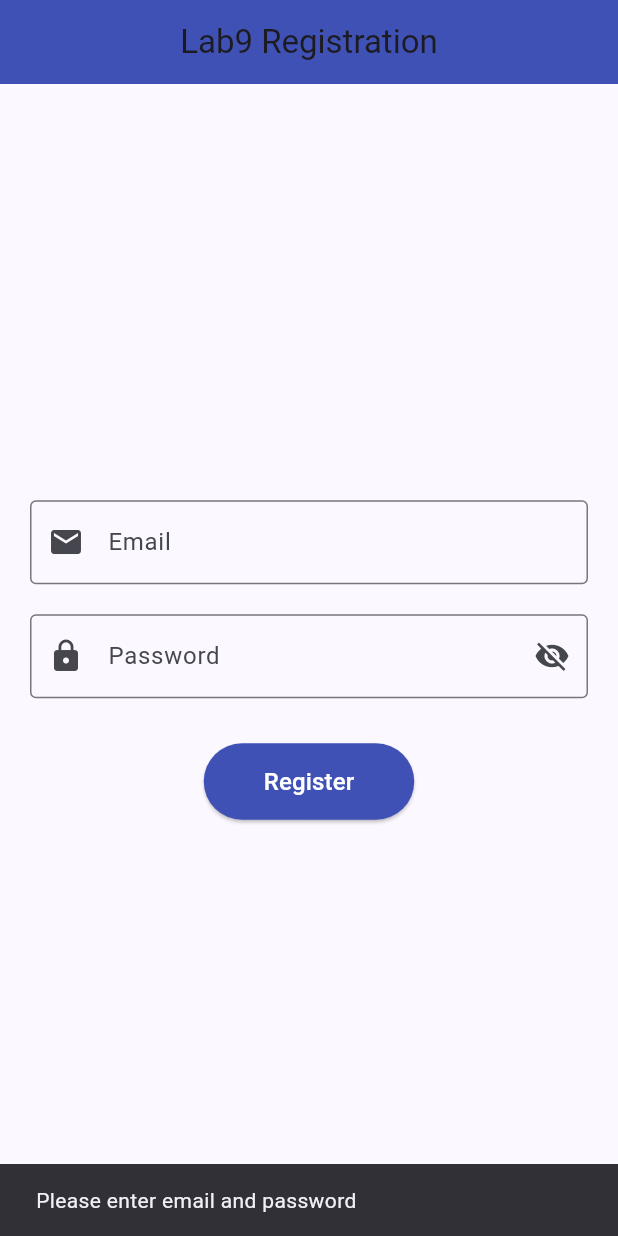
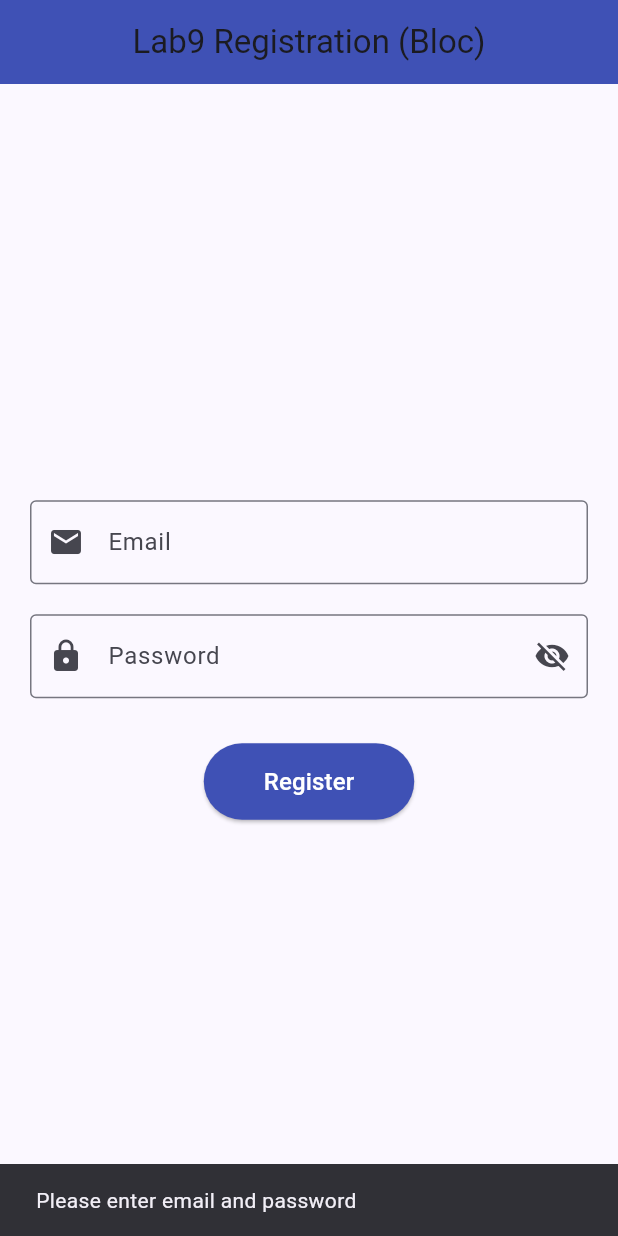
Before and after one commit to Liapp009/lab_9, a Flutter app: the screen it shows after launch, after a tap on "Register", on a phone screen of 412 x 824 dp. Run offline on Flutter 3.47's test engine with Material 3 defaults, Android fonts, the phone set to English and light mode, and no system bars; our stand-ins replace easy_localization, equatable, flutter_bloc.

Commit message:
Final Lab9 Bloc version - error free and working

```diff
--- a/lib/blocs/auth/auth_event.dart
+++ b/lib/blocs/auth/auth_event.dart
@@ -1,16 +1,18 @@
 import 'package:equatable/equatable.dart';
 
 abstract class AuthEvent extends Equatable {
+  const AuthEvent();
+
   @override
-  List<Object?> get props => [];
+  List<Object> get props => [];
 }
 
 class RegisterEvent extends AuthEvent {
   final String email;
   final String password;
 
-  RegisterEvent({required this.email, required this.password});
+  const RegisterEvent({required this.email, required this.password});
 
   @override
-  List<Object?> get props => [email, password];
+  List<Object> get props => [email, password];
 }
--- a/lib/blocs/auth/auth_state.dart
+++ b/lib/blocs/auth/auth_state.dart
@@ -1,8 +1,10 @@
 import 'package:equatable/equatable.dart';
 
 abstract class AuthState extends Equatable {
+  const AuthState();
+
   @override
-  List<Object?> get props => [];
+  List<Object> get props => [];
 }
 
 class AuthInitial extends AuthState {}
@@ -13,8 +15,9 @@ class AuthSuccess extends AuthState {}
 
 class AuthFailure extends AuthState {
   final String error;
-  AuthFailure(this.error);
+
+  const AuthFailure(this.error);
 
   @override
-  List<Object?> get props => [error];
+  List<Object> get props => [error];
 }
--- a/lib/home.dart
+++ b/lib/home.dart
@@ -1,5 +1,9 @@
 import 'package:flutter/material.dart';
+import 'package:flutter_bloc/flutter_bloc.dart';
 import 'package:lab_7/constants/app_colors.dart';
+import 'blocs/auth/auth_bloc.dart';
+import 'blocs/auth/auth_event.dart';
+import 'blocs/auth/auth_state.dart';
 
 class HomePage extends StatefulWidget {
   const HomePage({super.key});
@@ -9,70 +13,10 @@ class HomePage extends StatefulWidget {
 }
 
 class _HomePageState extends State<HomePage> {
-  final _emailCtrl = TextEditingController();
-  final _passwordCtrl = TextEditingController();
+  final TextEditingController _emailCtrl = TextEditingController();
+  final TextEditingController _passwordCtrl = TextEditingController();
+
   bool _hidePass = true;
-  bool _isRegistered = false;
-  bool _showHomeTabs = false;
-  int _selectedIndex = 0;
-
-  final List<Widget> _pages = [
-    const Center(
-      child: Text(
-        ' Welcome to Home Page!',
-        style: TextStyle(fontSize: 20, fontWeight: FontWeight.bold),
-      ),
-    ),
-    const Center(
-      child: Text(
-        'Search your favorite items here.',
-        style: TextStyle(fontSize: 18),
-      ),
-    ),
-    const Center(
-      child: Text(
-        'Settings Page\n\nYou can change your preferences here.',
-        textAlign: TextAlign.center,
-        style: TextStyle(fontSize: 18),
-      ),
-    ),
-    const Center(
-      child: Text(
-        'Account Page\n\nView or edit your profile information.',
-        textAlign: TextAlign.center,
-        style: TextStyle(fontSize: 18),
-      ),
-    ),
-  ];
-
-  void _submitForm() {
-    final email = _emailCtrl.text.trim();
-    final password = _passwordCtrl.text.trim();
-
-    if (email.isEmpty || password.isEmpty) {
-      ScaffoldMessenger.of(context).showSnackBar(
-        const SnackBar(content: Text('Please enter email and password')),
-      );
-      return;
-    }
-
-    setState(() {
-      _isRegistered = true;
-    });
-  }
-
-  void _goToHomeTabs() {
-    setState(() {
-      _showHomeTabs = true;
-      _selectedIndex = 0;
-    });
-  }
-
-  void _onItemTapped(int index) {
-    setState(() {
-      _selectedIndex = index;
-    });
-  }
 
   @override
   void dispose() {
@@ -83,10 +27,70 @@ class _HomePageState extends State<HomePage> {
 
   @override
   Widget build(BuildContext context) {
-    if (!_isRegistered && !_showHomeTabs) {
+    return BlocProvider(
+      create: (_) => AuthBloc(),
+      child: BlocConsumer<AuthBloc, AuthState>(
+        listener: (context, state) {
+          if (state is AuthFailure) {
+            ScaffoldMessenger.of(context).showSnackBar(
+              SnackBar(content: Text(state.error)),
+            );
+          }
+        },
+        builder: (context, state) {
+          if (state is AuthLoading) {
+            return const Scaffold(
+              body: Center(
+                child: CircularProgressIndicator(),
+              ),
+            );
+          }
+
+          if (state is AuthSuccess) {
             return Scaffold(
               appBar: AppBar(
-          title: const Text('Lab9 Registration'),
+                title: const Text('Registration Successful! 🎉'),
+                centerTitle: true,
+                backgroundColor: Colors.green,
+              ),
+              body: Center(
+                child: Column(
+                  mainAxisAlignment: MainAxisAlignment.center,
+                  children: [
+                    const Text(
+                      'Registration Successful! 🎉',
+                      style: TextStyle(
+                        fontSize: 22,
+                        fontWeight: FontWeight.bold,
+                      ),
+                    ),
+                    const SizedBox(height: 25),
+                    ElevatedButton.icon(
+                      icon: const Icon(Icons.home),
+                      label: const Text('Go to Home'),
+                      style: ElevatedButton.styleFrom(
+                        backgroundColor: Colors.green,
+                        padding: const EdgeInsets.symmetric(
+                            horizontal: 30, vertical: 14),
+                      ),
+                      onPressed: () {
+                        Navigator.pushReplacement(
+                          context,
+                          MaterialPageRoute(
+                            builder: (_) => const HomeTabs(),
+                          ),
+                        );
+                      },
+                    ),
+                  ],
+                ),
+              ),
+            );
+          }
+
+          return Scaffold(
+            appBar: AppBar(
+              title: const Text('Lab9 Registration (Bloc)'),
               centerTitle: true,
               backgroundColor: AppColors.primary,
             ),
@@ -132,7 +136,25 @@ class _HomePageState extends State<HomePage> {
                         vertical: 14,
                       ),
                     ),
-                onPressed: _submitForm,
+                    onPressed: () {
+                      final email = _emailCtrl.text.trim();
+                      final password = _passwordCtrl.text.trim();
+
+                      if (email.isEmpty || password.isEmpty) {
+                        ScaffoldMessenger.of(context).showSnackBar(
+                          const SnackBar(
+                              content: Text('Please enter email and password')),
+                        );
+                        return;
+                      }
+
+                      context.read<AuthBloc>().add(
+                            RegisterEvent(
+                              email: email,
+                              password: password,
+                            ),
+                          );
+                    },
                     child: const Text(
                       'Register',
                       style: TextStyle(
@@ -145,40 +167,59 @@ class _HomePageState extends State<HomePage> {
               ),
             ),
           );
-    }
-
-    if (_isRegistered && !_showHomeTabs) {
-      return Scaffold(
-        appBar: AppBar(
-          title: const Text('Registration Successful! '),
-          centerTitle: true,
-          backgroundColor: Colors.green,
-        ),
-        body: Center(
-          child: Column(
-            mainAxisAlignment: MainAxisAlignment.center,
-            children: [
-              const Text(
-                'Registration Successful!',
-                style: TextStyle(fontSize: 22, fontWeight: FontWeight.bold),
-              ),
-              const SizedBox(height: 25),
-              ElevatedButton.icon(
-                icon: const Icon(Icons.home),
-                label: const Text('Go to Home'),
-                style: ElevatedButton.styleFrom(
-                  backgroundColor: Colors.green,
-                  padding:
-                      const EdgeInsets.symmetric(horizontal: 30, vertical: 14),
-                ),
-                onPressed: _goToHomeTabs,
-              ),
-            ],
-          ),
+        },
       ),
     );
   }
+}
 
+class HomeTabs extends StatefulWidget {
+  const HomeTabs({super.key});
+
+  @override
+  State<HomeTabs> createState() => _HomeTabsState();
+}
+
+class _HomeTabsState extends State<HomeTabs> {
+  int _selectedIndex = 0;
+
+  final List<Widget> _pages = [
+    const Center(
+      child: Text(
+        ' Welcome to Home Page!',
+        style: TextStyle(fontSize: 20, fontWeight: FontWeight.bold),
+      ),
+    ),
+    const Center(
+      child: Text(
+        ' Search your favorite items here.',
+        style: TextStyle(fontSize: 18),
+      ),
+    ),
+    const Center(
+      child: Text(
+        ' Settings Page\n\nYou can change your preferences here.',
+        textAlign: TextAlign.center,
+        style: TextStyle(fontSize: 18),
+      ),
+    ),
+    const Center(
+      child: Text(
+        ' Account Page\n\nView or edit your profile information.',
+        textAlign: TextAlign.center,
+        style: TextStyle(fontSize: 18),
+      ),
+    ),
+  ];
+
+  void _onItemTapped(int index) {
+    setState(() {
+      _selectedIndex = index;
+    });
+  }
+
+  @override
+  Widget build(BuildContext context) {
     return Scaffold(
       appBar: AppBar(
         title: Text(['Home', 'Search', 'Settings', 'Account'][_selectedIndex]),
```
Also changed, not shown: lib/blocs/auth/auth_bloc.dart (+7 -18 lines). Lines whose indentation alone changed are shown as unchanged.
